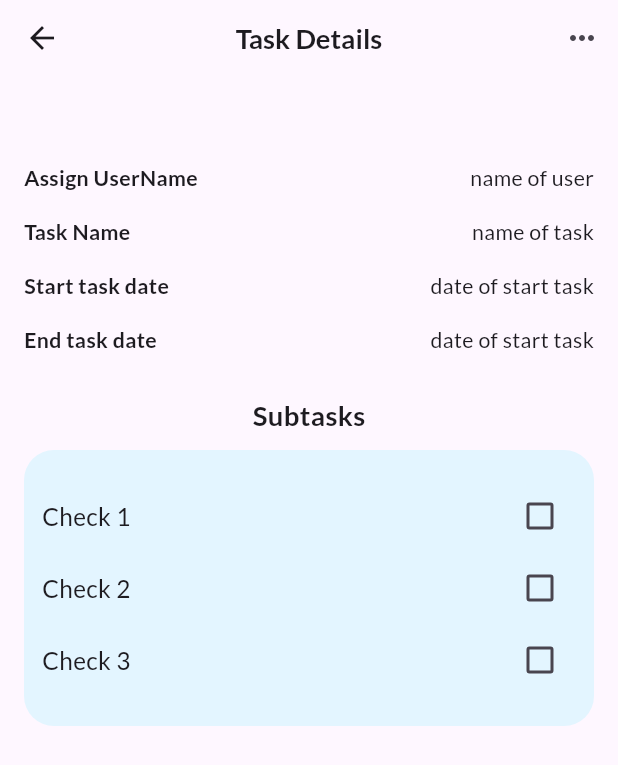
After one commit to abdelrahman3003/Garherly, a Flutter app: the TaskDetailsView screen opened by its route, on a phone screen of 412 x 824 dp. The commit adds this screen. Shown: the top 765 px of the screen. Run offline on Flutter 3.47's test engine with Material 3 defaults, Android fonts, the phone set to English and light mode, and no system bars; our stand-ins replace flutter_screenutil, get, google_fonts, image_picker; project files that could hold a hidden picture were left out.

Commit message:
tasks is done

```diff
--- /dev/null
+++ b/lib/controller/home/task_detals_controller.dart
@@ -0,0 +1,30 @@
+import 'package:get/get.dart';
+
+abstract class TaskDetailsController extends GetxController {
+  changeActive(String title, bool? value);
+}
+
+class TaskDetailsControllerImp extends TaskDetailsController {
+  bool? isActiveCheck1;
+  bool? isActiveCheck2;
+  bool? isActiveCheck3;
+  @override
+  void onInit() {
+    isActiveCheck1 = false;
+    isActiveCheck2 = false;
+    isActiveCheck3 = false;
+    super.onInit();
+  }
+
+  @override
+  changeActive(String title, bool? value) {
+    if (title == "Check 1") {
+      isActiveCheck1 = value;
+    } else if (title == "Check 2") {
+      isActiveCheck2 = value;
+    } else if (title == "Check 3") {
+      isActiveCheck3 = value;
+    }
+    update();
+  }
+}
--- a/lib/core/constatnt/routApp.dart
+++ b/lib/core/constatnt/routApp.dart
@@ -3,6 +3,7 @@ import 'package:gatherly/view/auth/signup/signup_view.dart';
 import 'package:gatherly/view/event/join_event_view.dart';
 import 'package:gatherly/view/event/create_event.dart';
 import 'package:gatherly/view/homepage/buttom_navigator_bar.dart';
+import 'package:gatherly/view/homepage/widget/home/task_details.dart';
 
 import 'package:gatherly/view/splash/splash_view.dart';
 import 'package:gatherly/view/welcome/welcome_view.dart';
@@ -14,8 +15,9 @@ const kSignInView = "/SignInView";
 const kSignUpView = "/SignUpView";
 const kCreateEventView = "/CreateEventView";
 const kJoinEventView = "/JoinEventView";
-const kCreateEvent = "/kCreateEvent";
+const kCreateEvent = "/CreateEvent";
 const kBottomNavigationScreen = "/BottomNavigationScreen";
+const kTaskDetailsView = "/TaskDetailsView";
 
 const kHomeView = "/HomeView";
 List<GetPage<dynamic>>? getPages = [
@@ -26,4 +28,5 @@ List<GetPage<dynamic>>? getPages = [
   GetPage(name: kJoinEventView, page: () => const JoinEventView()),
   GetPage(name: kCreateEvent, page: () => const CreateEvent()),
   GetPage(name: "/", page: () => const BottomNavigationScreen()),
+  GetPage(name: kTaskDetailsView, page: () => const TaskDetailsView()),
 ];
--- a/lib/view/homepage/home_View.dart
+++ b/lib/view/homepage/home_View.dart
@@ -1,6 +1,6 @@
 import 'package:flutter/material.dart';
 import 'package:gatherly/view/homepage/widget/home/about.dart';
-import 'package:gatherly/view/homepage/widget/home/task_view.dart';
+import 'package:gatherly/view/homepage/widget/home/tasks_view.dart';
 
 class HomeView extends StatelessWidget {
   const HomeView({super.key});
@@ -13,7 +13,7 @@ class HomeView extends StatelessWidget {
           child: SingleChildScrollView(child: About())),
       Padding(
         padding: EdgeInsets.symmetric(horizontal: 16),
-        child: TaskaView(),
+        child: TasksView(),
       )
     ]);
   }
--- a/lib/view/homepage/widget/bottom_navigate/costom_appbar.dart
+++ b/lib/view/homepage/widget/bottom_navigate/costom_appbar.dart
@@ -1,30 +1,27 @@
 import 'package:flutter/material.dart';
+import 'package:flutter_screenutil/flutter_screenutil.dart';
 
 class CustomAppBar extends StatelessWidget {
-  const CustomAppBar({super.key});
-
+  const CustomAppBar({super.key, required this.title, this.bottom});
+  final String title;
+  final PreferredSizeWidget? bottom;
   @override
   Widget build(BuildContext context) {
-    return Column(
-      children: [
-        const SizedBox(height: 30),
-        Row(
-          children: [
-            IconButton(
-              onPressed: () {},
-              icon: const Icon(Icons.arrow_back),
+    return AppBar(
+        title: Text(
+          title,
+          style: TextStyle(fontSize: 18.sp, fontWeight: FontWeight.w700),
         ),
-            const Text(
-              "Event Details",
-              style: TextStyle(fontSize: 30, fontWeight: FontWeight.bold),
+        centerTitle: true,
+        leading: const Icon(
+          Icons.arrow_back,
         ),
+        actions: [
           IconButton(
             onPressed: () {},
             icon: const Icon(Icons.more_horiz),
           ),
         ],
-        )
-      ],
-    );
+        bottom: bottom);
   }
 }
--- /dev/null
+++ b/lib/view/homepage/widget/home/checkbox_item.dart
@@ -0,0 +1,36 @@
+import 'package:flutter/material.dart';
+import 'package:flutter_screenutil/flutter_screenutil.dart';
+import 'package:gatherly/controller/home/task_detals_controller.dart';
+import 'package:gatherly/core/constatnt/app_color.dart';
+import 'package:get/get.dart';
+
+class CheckBoxItem extends GetView<TaskDetailsControllerImp> {
+  const CheckBoxItem(
+      {super.key, required this.title, required this.value, this.onChanged});
+  final String title;
+  final bool value;
+  final void Function(bool?)? onChanged;
+
+  @override
+  Widget build(BuildContext context) {
+    return Row(
+      mainAxisAlignment: MainAxisAlignment.spaceBetween,
+      children: [
+        Text(
+          title,
+          style: TextStyle(
+            fontSize: 16.sp,
+            fontWeight: FontWeight.w500,
+          ),
+        ),
+        Checkbox(
+          value: value,
+          onChanged: (value) {
+            controller.changeActive(title, value);
+          },
+          activeColor: AppColor.primary,
+        )
+      ],
+    );
+  }
+}
--- /dev/null
+++ b/lib/view/homepage/widget/home/item_text_task_details.dart
@@ -0,0 +1,34 @@
+import 'package:flutter/material.dart';
+import 'package:flutter_screenutil/flutter_screenutil.dart';
+
+class ItemTextTaskDeatils extends StatelessWidget {
+  const ItemTextTaskDeatils(
+      {super.key, required this.tilte, required this.subtilte});
+  final String tilte;
+  final String subtilte;
+  @override
+  Widget build(BuildContext context) {
+    return Padding(
+      padding: const EdgeInsets.symmetric(vertical: 8),
+      child: Row(
+        mainAxisAlignment: MainAxisAlignment.spaceBetween,
+        children: [
+          Text(
+            tilte,
+            style: TextStyle(
+              fontSize: 14.sp,
+              fontWeight: FontWeight.bold,
+            ),
+          ),
+          Text(
+            subtilte,
+            style: TextStyle(
+              fontSize: 14.sp,
+              fontWeight: FontWeight.w400,
+            ),
+          ),
+        ],
+      ),
+    );
+  }
+}
--- /dev/null
+++ b/lib/view/homepage/widget/home/subtasks.dart
@@ -0,0 +1,29 @@
+import 'package:flutter/material.dart';
+import 'package:gatherly/controller/home/task_detals_controller.dart';
+import 'package:gatherly/core/constatnt/app_color.dart';
+import 'package:gatherly/view/homepage/widget/home/checkbox_item.dart';
+import 'package:get/get.dart';
+
+class Subtask extends StatelessWidget {
+  const Subtask({super.key});
+
+  @override
+  Widget build(BuildContext context) {
+    return GetBuilder<TaskDetailsControllerImp>(
+      builder: (controller) {
+        return Container(
+          padding: const EdgeInsets.symmetric(horizontal: 12, vertical: 20),
+          decoration: BoxDecoration(
+              borderRadius: BorderRadius.circular(20), color: AppColor.third),
+          child:  Column(
+            children: [
+              CheckBoxItem(title: "Check 1", value: controller.isActiveCheck1!),
+              CheckBoxItem(title: "Check 2", value: controller.isActiveCheck2!),
+              CheckBoxItem(title: "Check 3", value: controller.isActiveCheck3!),
+            ],
+          ),
+        );
+      }
+    );
+  }
+}
--- /dev/null
+++ b/lib/view/homepage/widget/home/task_details.dart
@@ -0,0 +1,50 @@
+import 'package:flutter/material.dart';
+import 'package:flutter_screenutil/flutter_screenutil.dart';
+import 'package:gatherly/controller/home/task_detals_controller.dart';
+import 'package:gatherly/core/constatnt/app_color.dart';
+import 'package:gatherly/view/homepage/widget/bottom_navigate/costom_appbar.dart';
+import 'package:gatherly/view/homepage/widget/home/checkbox_item.dart';
+import 'package:gatherly/view/homepage/widget/home/item_text_task_details.dart';
+import 'package:gatherly/view/homepage/widget/home/subtasks.dart';
+import 'package:get/get.dart';
+
+class TaskDetailsView extends StatelessWidget {
+  const TaskDetailsView({super.key});
+
+  @override
+  Widget build(BuildContext context) {
+    Get.put(TaskDetailsControllerImp());
+    return Scaffold(
+        appBar: const PreferredSize(
+            preferredSize: Size.fromHeight(50),
+            child: CustomAppBar(
+              title: "Task Details",
+            )),
+        body: Padding(
+          padding: const EdgeInsets.symmetric(horizontal: 16, vertical: 30),
+          child: SingleChildScrollView(
+            child: Column(
+              children: [
+                const SizedBox(height: 20),
+                const ItemTextTaskDeatils(
+                    tilte: "Assign UserName", subtilte: "name of user"),
+                const ItemTextTaskDeatils(
+                    tilte: "Task Name", subtilte: "name of task"),
+                const ItemTextTaskDeatils(
+                    tilte: "Start task date", subtilte: "date of start task"),
+                const ItemTextTaskDeatils(
+                    tilte: "End task date", subtilte: "date of start task"),
+                const SizedBox(height: 20),
+                Text(
+                  "Subtasks",
+                  style:
+                      TextStyle(fontSize: 18.sp, fontWeight: FontWeight.bold),
+                ),
+                const SizedBox(height: 10),
+                const Subtask()
+              ],
+            ),
+          ),
+        ));
+  }
+}
```
Also changed, not shown: lib/controller/home/tasks_controller.dart (+9 -2 lines), lib/view/homepage/buttom_navigator_bar.dart (+7 -17 lines), lib/view/homepage/widget/home/task_item.dart (+13 -8 lines), lib/view/homepage/widget/home/task_view.dart (deleted, +0 -49 lines), lib/view/homepage/widget/home/tasks_view.dart (added, +41 -0 lines). Lines whose indentation alone changed are shown as unchanged.
